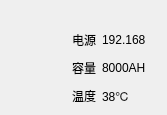
Before: the Qt Designer form component/batterylistform.ui in tech-flyflypig/HQ_Battery, drawn with Qt 5.
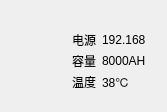
After: the same form once the commit is applied. Icons and pictures are not drawn.

```diff
--- a/component/batterylistform.ui
+++ b/component/batterylistform.ui
@@ -91,7 +91,7 @@
         <number>6</number>
        </property>
        <property name="verticalSpacing">
-        <number>10</number>
+        <number>3</number>
        </property>
        <property name="bottomMargin">
         <number>0</number>
```
Left out of the diff: 6 changed lines with no effect on the pictures.
